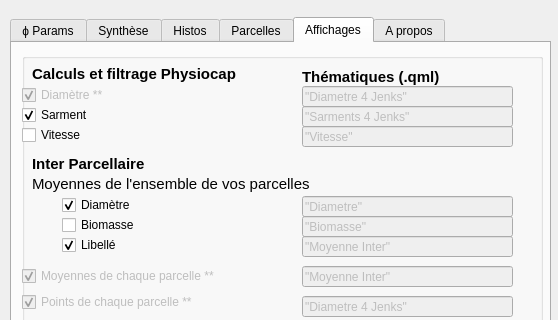
This is Physiocap_dialog_base.ui in jhemmi/QgisPhysiocapPlugin as Qt 5 draws it before an edit; both pictures show x 0 to 558 and y 0 to 320 of the 558 by 702 pixel window. The edited form follows.
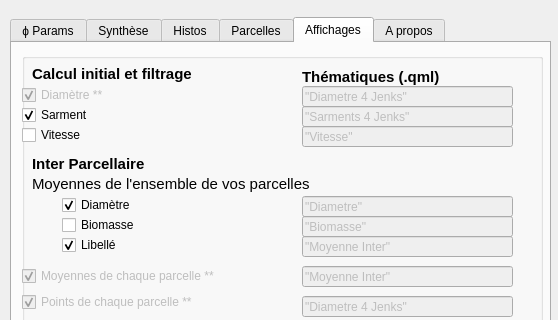
This is the edited form. The open tabs and pages were chosen to show the change.

The edit to the form file:
```diff
--- a/Physiocap_dialog_base.ui
+++ b/Physiocap_dialog_base.ui
@@ -1537,7 +1537,7 @@
        <rect>
         <x>10</x>
         <y>10</y>
-        <width>241</width>
+        <width>191</width>
         <height>21</height>
        </rect>
       </property>
@@ -1549,7 +1549,7 @@
        </font>
       </property>
       <property name="text">
-       <string>Calculs et filtrage Physiocap</string>
+       <string>Calcul initial et filtrage</string>
       </property>
      </widget>
      <widget class="QLineEdit" name="lineEditThematiqueDiametre">
```
Left out of the diff: 6 changed lines with no effect on the pictures.
